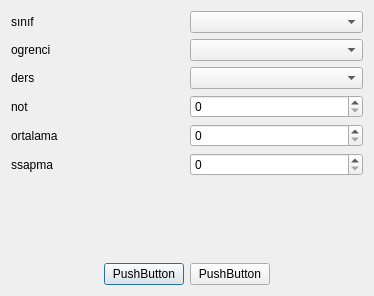
Above: Gorsel/formlar/veriGiris/notgiris.ui from sadededeoglu/okulprojesi before the change. Below: the same form after it.
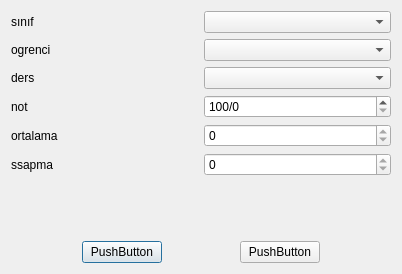
That is the form after the change.

Diff of the .ui file:
```diff
--- a/Gorsel/formlar/veriGiris/notgiris.ui
+++ b/Gorsel/formlar/veriGiris/notgiris.ui
@@ -6,10 +6,22 @@
    <rect>
     <x>0</x>
     <y>0</y>
-    <width>374</width>
-    <height>296</height>
+    <width>402</width>
+    <height>274</height>
    </rect>
   </property>
+  <property name="minimumSize">
+   <size>
+    <width>292</width>
+    <height>220</height>
+   </size>
+  </property>
+  <property name="maximumSize">
+   <size>
+    <width>402</width>
+    <height>274</height>
+   </size>
+  </property>
   <property name="windowTitle">
    <string>Dialog</string>
   </property>
@@ -23,6 +35,19 @@
        </property>
       </widget>
      </item>
+     <item row="0" column="4">
+      <spacer name="horizontalSpacer_2">
+       <property name="orientation">
+        <enum>Qt::Horizontal</enum>
+       </property>
+       <property name="sizeHint" stdset="0">
+        <size>
+         <width>40</width>
+         <height>20</height>
+        </size>
+       </property>
+      </spacer>
+     </item>
      <item row="0" column="0">
       <spacer name="horizontalSpacer">
        <property name="orientation">
@@ -36,15 +61,15 @@
        </property>
       </spacer>
      </item>
-     <item row="0" column="2">
-      <widget class="QPushButton" name="vazgec">
-       <property name="text">
-        <string>PushButton</string>
-       </property>
-      </widget>
-     </item>
      <item row="0" column="3">
-      <spacer name="horizontalSpacer_2">
+      <widget class="QPushButton" name="vazgec">
+       <property name="text">
+        <string>PushButton</string>
+       </property>
+      </widget>
+     </item>
+     <item row="0" column="2">
+      <spacer name="horizontalSpacer_3">
        <property name="orientation">
         <enum>Qt::Horizontal</enum>
        </property>
@@ -98,7 +123,11 @@
       </widget>
      </item>
      <item row="3" column="1">
-      <widget class="QSpinBox" name="spinBox_not"/>
+      <widget class="QSpinBox" name="spinBox_not">
+       <property name="prefix">
+        <string>100/</string>
+       </property>
+      </widget>
      </item>
      <item row="4" column="0">
       <widget class="QLabel" name="label_ort">
@@ -108,7 +137,11 @@
       </widget>
      </item>
      <item row="4" column="1">
-      <widget class="QSpinBox" name="spinBox_ort"/>
+      <widget class="QSpinBox" name="spinBox_ort">
+       <property name="readOnly">
+        <bool>true</bool>
+       </property>
+      </widget>
      </item>
      <item row="5" column="0">
       <widget class="QLabel" name="label_ssapma">
@@ -118,7 +151,11 @@
       </widget>
      </item>
      <item row="5" column="1">
-      <widget class="QSpinBox" name="spinBox_ssapma"/>
+      <widget class="QSpinBox" name="spinBox_ssapma">
+       <property name="readOnly">
+        <bool>true</bool>
+       </property>
+      </widget>
      </item>
     </layout>
    </item>
```
